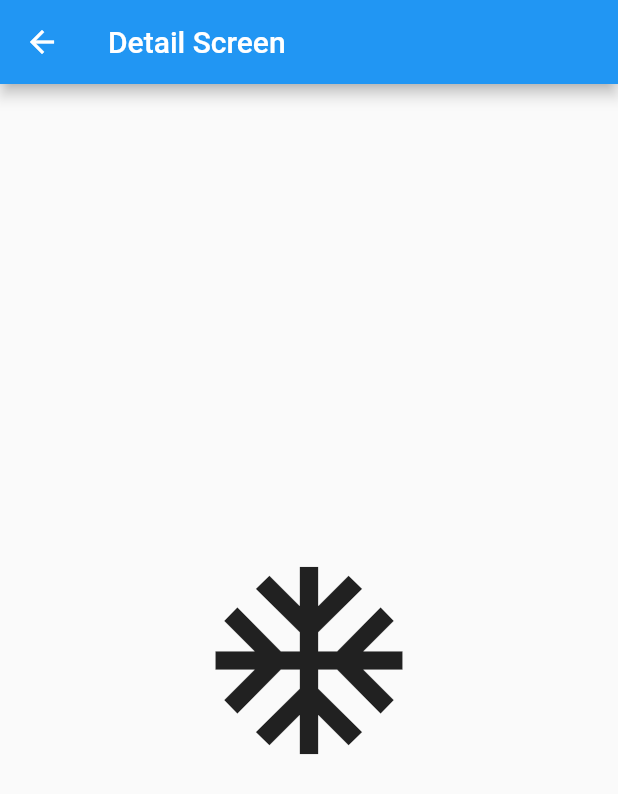
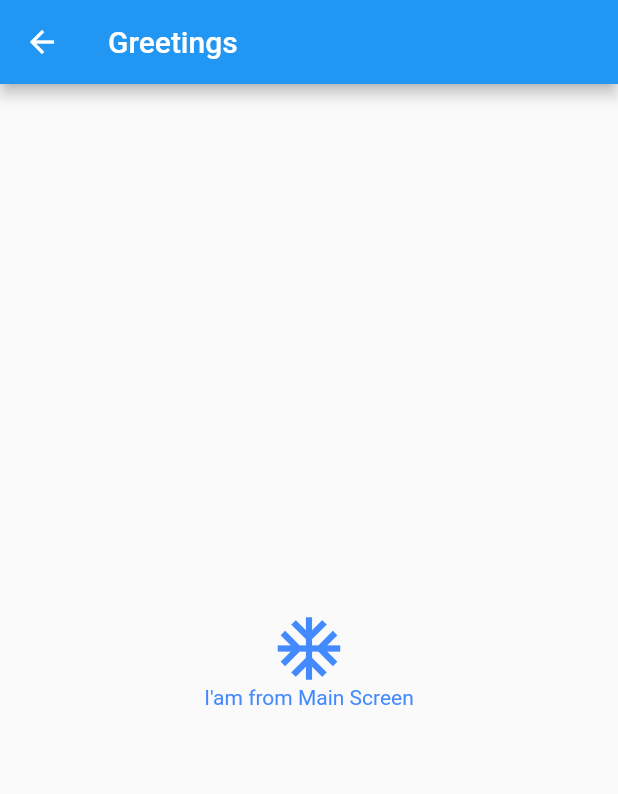
Before and after one commit to corgi-Q/flutterWorld, a Flutter app: the screen it shows after launch, item 2 of the bottom bar chosen, after a tap on the "ac unit" icon, on a phone screen of 412 x 824 dp. Shown: the top 794 px of the screen. Run offline on Flutter 3.47's test engine with Material 2 defaults, Android fonts, the phone set to English and light mode, and no system bars; our stand-ins replace flutter_swiper; network calls fail.

Commit message:
pass arguments to a named route

```diff
--- a/lib/main.dart
+++ b/lib/main.dart
@@ -1,6 +1,7 @@
 import 'package:flutter/material.dart';
 import 'package:flutter/rendering.dart';
 import 'package:fluttertrip/navigator/tab_navigator.dart';
+import 'package:fluttertrip/page/balance_page.dart';
 
 void main() {
   debugPaintLayerBordersEnabled = true;
@@ -13,7 +14,6 @@ class MyApp extends StatelessWidget {
   @override
   Widget build(BuildContext context) {
     return MaterialApp(
-      title: 'Flutter Demo',
       theme: ThemeData(
         // This is the theme of your application.
         //
@@ -26,54 +26,12 @@ class MyApp extends StatelessWidget {
         // is not restarted.
         primarySwatch: Colors.blue,
       ),
-      home: MyHomePage(title: 'Demo'),
+      home: TabNavigator(),
+      routes: {
+        MainScreen.routeName: (context) => MainScreen(),
+        DetailScreen.routeName: (context) => DetailScreen(),
+      },
 
     );
   }
 }
-
-class MyHomePage extends StatefulWidget {
-  MyHomePage({Key key, this.title}) : super(key: key);
-
-  // This widget is the home page of your application. It is stateful, meaning
-  // that it has a State object (defined below) that contains fields that affect
-  // how it looks.
-
-  // This class is the configuration for the state. It holds the values (in this
-  // case the title) provided by the parent (in this case the App widget) and
-  // used by the build method of the State. Fields in a Widget subclass are
-  // always marked "final".
-
-  final String title;
-
-  @override
-  _MyHomePageState createState() => _MyHomePageState();
-}
-
-class _MyHomePageState extends State<MyHomePage> {
-  int _counter = 0;
-
-  void _incrementCounter() {
-    setState(() {
-      // This call to setState tells the Flutter framework that something has
-      // changed in this State, which causes it to rerun the build method below
-      // so that the display can reflect the updated values. If we changed
-      // _counter without calling setState(), then the build method would not be
-      // called again, and so nothing would appear to happen.
-      _counter++;
-    });
-  }
-
-  @override
-  Widget build(BuildContext context) {
-    // This method is rerun every time setState is called, for instance as done
-    // by the _incrementCounter method above.
-    //
-    // The Flutter framework has been optimized to make rerunning build methods
-    // fast, so that you can just rebuild anything that needs updating rather
-    // than having to individually change instances of widgets.
-    return Scaffold(
-      body: TabNavigator(),
-    );
-  }
-}
--- a/lib/page/balance_page.dart
+++ b/lib/page/balance_page.dart
@@ -8,6 +8,8 @@ class BalancePage extends StatefulWidget {
 
 class _BalancePage extends State<BalancePage> {
 
+  static const routeName = "/detailScreen";
+
   @override
   Widget build(BuildContext context) {
     return Scaffold(
@@ -16,7 +18,19 @@ class _BalancePage extends State<BalancePage> {
   }
 }
 
+class ScreenArguments {
+
+  String title;
+  String msg;
+
+  ScreenArguments(this.title, this.msg);
+
+}
+
 class MainScreen extends StatelessWidget {
+
+  static const routeName = "/mainScreen";
+
   @override
   Widget build(BuildContext context) {
     return Scaffold(
@@ -27,9 +41,10 @@ class MainScreen extends StatelessWidget {
       ),
       body: GestureDetector(
         onTap: () {
-          Navigator.push(
+          Navigator.pushNamed(
               context,
-              MaterialPageRoute(builder: (context) => DetailScreen()),
+              DetailScreen.routeName,
+              arguments: ScreenArguments("Greetings", "I'am from Main Screen"),
           );
         },
 
@@ -37,7 +52,8 @@ class MainScreen extends StatelessWidget {
             tag: "imageHero",
             child: Icon(
               Icons.ac_unit,
-              size: 150,
+              size: 50,
+              color: Colors.blue,
             ),
         ),
       ),
@@ -46,40 +62,55 @@ class MainScreen extends StatelessWidget {
 }
 
 class DetailScreen extends StatelessWidget {
+
+  static const routeName = "/detailScreen";
+
+  String msg;
+
   @override
   Widget build(BuildContext context) {
+
+    ScreenArguments screenArguments = ModalRoute.of(context).settings.arguments;
+
     return Scaffold(
       appBar: AppBar(
         title: Text(
-          "Detail Screen"
+            screenArguments.title
         ),
       ),
       body: GestureDetector(
         onTap: () {
-          Navigator.pop(context);
+          Navigator.pop(
+              context,
+              "I'am from Detail Screen"
+          );
         },
         child: Hero(
-            /*placeholderBuilder: (context, size, widget) {
-              return Container(
-                width: 150,
-                height: 150,
-                child: CircularProgressIndicator(),
-              );
-            },*/
-            flightShuttleBuilder: (context, animation, direction, fromContext, toContext) {
+          flightShuttleBuilder: (context, animation, direction, fromContext,
+              toContext) {
             return Icon(Icons.audiotrack);
           },
           transitionOnUserGestures: true,
           tag: "imageHero",
           child: Center(
-              child:
+            child: Column(
+              mainAxisAlignment: MainAxisAlignment.center,
+              children: <Widget>[
                 Icon(
                   Icons.ac_unit,
-                  size: 150,
+                  size: 50,
+                  color: Colors.blueAccent,
+                ),
+                Text(
+                    screenArguments.msg,
+                    style: TextStyle(
+                      color: Colors.blueAccent,
+                    ),
+                  ),
+              ],
             ),
           ),
         ),
-
       ),
     );
   }
```
Lines whose indentation alone changed are shown as unchanged.
